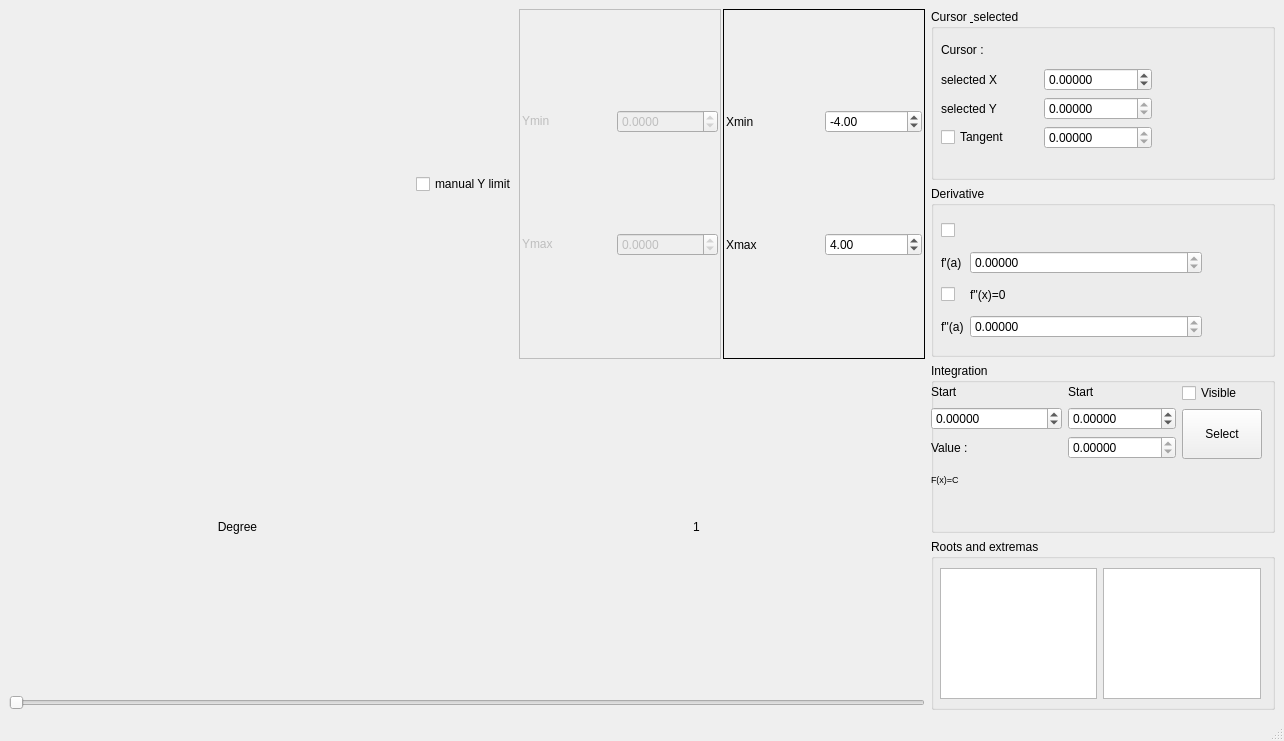
Before: the Qt Designer form mainwindow.ui in RemNX/Polynomial, drawn with Qt 5.
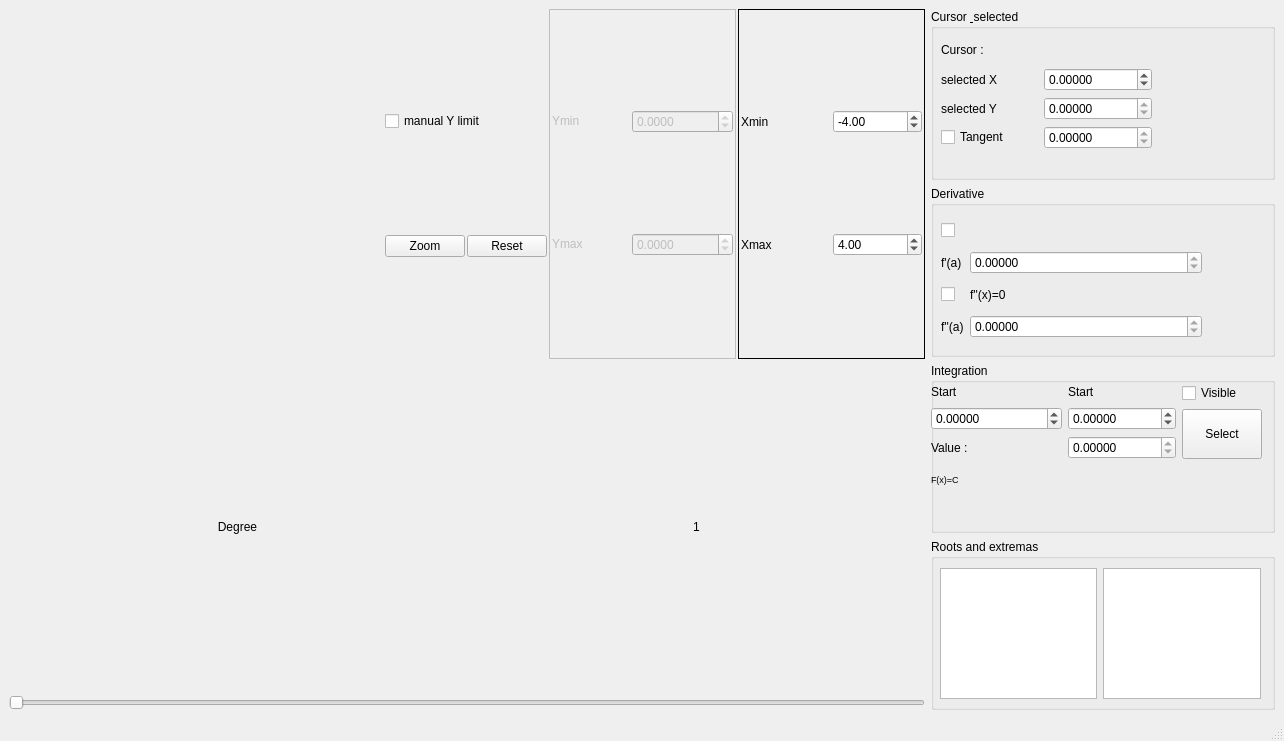
After: the same form once the commit is applied.

```diff
--- a/mainwindow.ui
+++ b/mainwindow.ui
@@ -36,11 +36,36 @@
          </widget>
         </item>
         <item>
+         <layout class="QVBoxLayout" name="verticalLayout_4">
+          <item>
          <widget class="QCheckBox" name="manual_y_limit">
           <property name="text">
            <string>manual Y limit</string>
           </property>
          </widget>
+          </item>
+          <item>
+           <layout class="QHBoxLayout" name="horizontalLayout_8">
+            <item>
+             <widget class="QPushButton" name="zoom_button">
+              <property name="text">
+               <string>Zoom</string>
+              </property>
+              <property name="checkable">
+               <bool>true</bool>
+              </property>
+             </widget>
+            </item>
+            <item>
+             <widget class="QPushButton" name="pushButton">
+              <property name="text">
+               <string>Reset</string>
+              </property>
+             </widget>
+            </item>
+           </layout>
+          </item>
+         </layout>
         </item>
         <item>
          <widget class="QFrame" name="grid_Y_limit">
```
Lines whose indentation alone changed are shown as unchanged.
